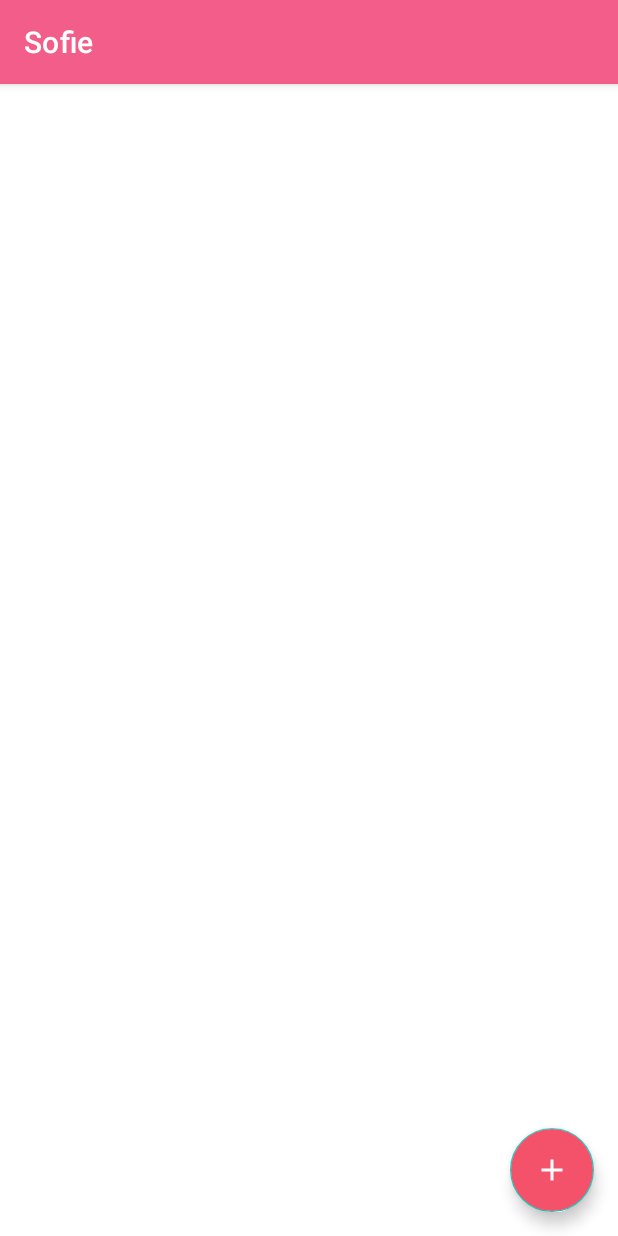
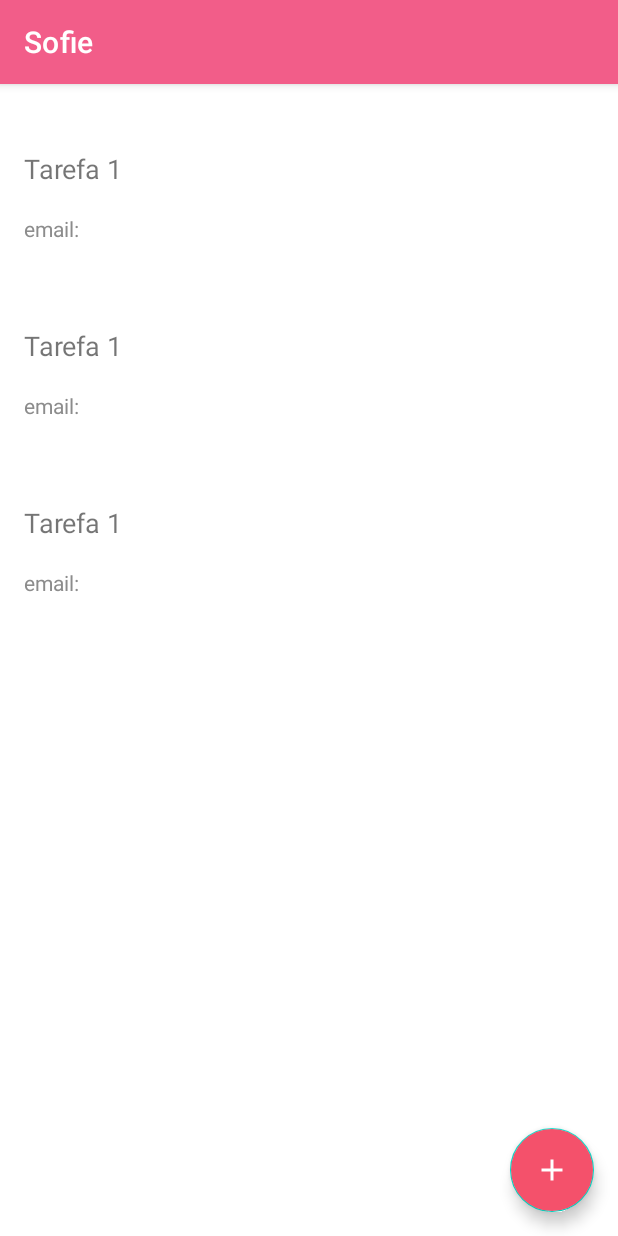
Before and after one commit to dosSantos-Paulo/Sofie_TodoList, an Android app: the layout fragment_main.xml on its own in the app's theme, with its tools: preview values and no code run, on a phone screen of 412 x 824 dp. Run offline under Robolectric (Android 15) with nearby library versions, the phone set to English and light mode, and no system bars.

Commit message:
add recyclerView on Main xml

```diff
--- a/app/src/main/res/layout/fragment_main.xml
+++ b/app/src/main/res/layout/fragment_main.xml
@@ -7,17 +7,28 @@
     tools:context=".main.view.MainFragment">
 
     <com.google.android.material.appbar.AppBarLayout
+        android:id="@+id/appBarLayout2"
         android:layout_width="match_parent"
         android:layout_height="wrap_content"
         app:layout_constraintTop_toTopOf="parent">
 
         <androidx.appcompat.widget.Toolbar
-            app:titleTextColor="@color/defoultBackGround"
+            android:layout_width="match_parent"
+            android:layout_height="wrap_content"
             app:title="@string/app_name"
-            android:layout_width="match_parent"
-            android:layout_height="wrap_content" />
+            app:titleTextColor="@color/defoultBackGround" />
 
     </com.google.android.material.appbar.AppBarLayout>
+
+    <androidx.recyclerview.widget.RecyclerView
+        android:id="@+id/recyclerView_main"
+        android:layout_width="match_parent"
+        android:layout_height="wrap_content"
+        android:layout_margin="@dimen/defautPadding"
+        app:layout_constraintBottom_toBottomOf="parent"
+        app:layout_constraintTop_toBottomOf="@+id/appBarLayout2"
+        app:layout_constraintVertical_bias="0.0"
+        tools:listitem="@layout/item" />
 
     <com.google.android.material.floatingactionbutton.FloatingActionButton
         android:id="@+id/btn_addNewTodo_main"
--- a/app/src/main/res/layout/item.xml
+++ b/app/src/main/res/layout/item.xml
@@ -3,7 +3,9 @@
     xmlns:app="http://schemas.android.com/apk/res-auto"
     xmlns:tools="http://schemas.android.com/tools"
     android:layout_width="match_parent"
-    android:layout_height="wrap_content">
+    android:layout_height="wrap_content"
+    android:layout_marginTop="@dimen/marginMed"
+    android:layout_marginBottom="@dimen/marginMed">
 
     <TextView
         android:id="@+id/txt_todoTitle_item"
@@ -18,7 +20,7 @@
     <LinearLayout
         android:layout_width="match_parent"
         android:layout_height="wrap_content"
-        android:layout_marginTop="@dimen/marginMin"
+        android:layout_marginTop="18dp"
         android:orientation="horizontal"
         app:layout_constraintEnd_toEndOf="parent"
         app:layout_constraintStart_toStartOf="parent"
```
